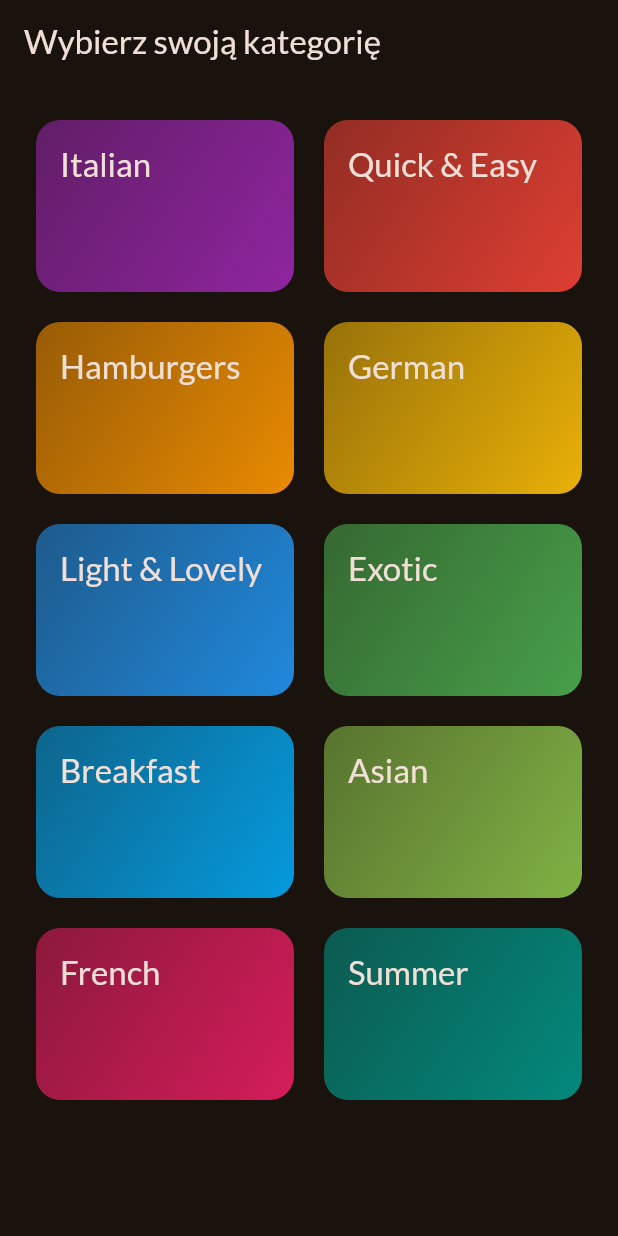
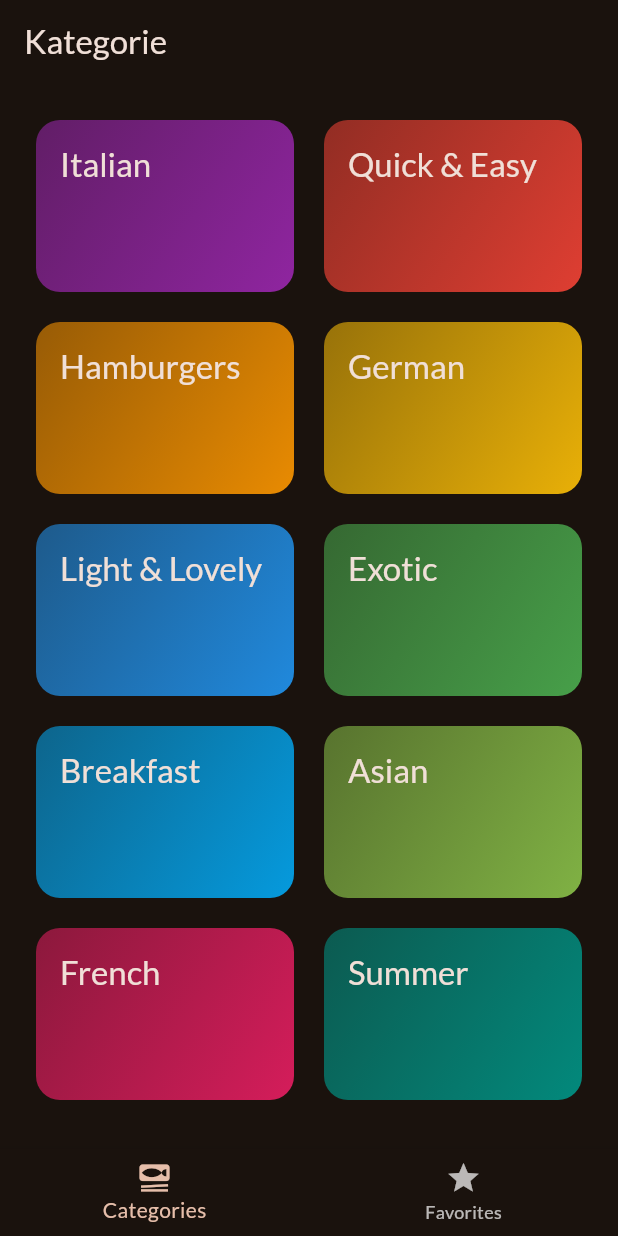
Before and after one commit to StachuDev/meals_app, a Flutter app: the screen it shows after launch, on a phone screen of 412 x 824 dp. Run offline on Flutter 3.47's test engine with Material 3 defaults, Android fonts, the phone set to English and light mode, and no system bars; our stand-ins replace google_fonts, transparent_image.

Commit message:
tab-based navigation between categories and favourite meals

```diff
--- a/lib/main.dart
+++ b/lib/main.dart
@@ -1,7 +1,7 @@
 import 'package:flutter/material.dart';
 
 import 'package:google_fonts/google_fonts.dart';
-import 'package:meals_app/screens/categories.dart';
+import 'package:meals_app/screens/tabs.dart';
 
 final theme = ThemeData(
   useMaterial3: true,
@@ -23,7 +23,7 @@ class App extends StatelessWidget {
   Widget build(BuildContext context) {
     return MaterialApp(
       theme: theme,
-      home: const CategoriesScreen(),
+      home: const TabsScreen(),
     );
   }
 }
--- a/lib/screens/categories.dart
+++ b/lib/screens/categories.dart
@@ -21,11 +21,7 @@ class CategoriesScreen extends StatelessWidget {
 
   @override
   Widget build(BuildContext context) {
-    return Scaffold(
-      appBar: AppBar(
-        title: const Text("Wybierz swoją kategorię"),
-      ),
-      body: GridView(
+    return GridView(
       padding: const EdgeInsets.all(24),
       gridDelegate: const SliverGridDelegateWithFixedCrossAxisCount(
         crossAxisCount: 2,
@@ -45,7 +41,6 @@ class CategoriesScreen extends StatelessWidget {
             },
           )
       ],
-      ),
     );
   }
 }
--- a/lib/screens/meal_details.dart
+++ b/lib/screens/meal_details.dart
@@ -1,6 +1,5 @@
 import 'package:flutter/material.dart';
 import 'package:meals_app/models/meal.dart';
-import 'package:transparent_image/transparent_image.dart';
 
 class MealDetailsScreen extends StatelessWidget {
   const MealDetailsScreen({super.key, required this.meal});
--- /dev/null
+++ b/lib/screens/tabs.dart
@@ -0,0 +1,45 @@
+import 'package:flutter/material.dart';
+import 'package:meals_app/screens/categories.dart';
+import 'package:meals_app/screens/meals.dart';
+
+class TabsScreen extends StatefulWidget {
+  const TabsScreen({super.key});
+  @override
+  State<TabsScreen> createState() {
+    return _TabsScreenState();
+  }
+}
+
+class _TabsScreenState extends State<TabsScreen> {
+  int _selectedPageIndex = 0;
+
+  void _selectPage(int index) {
+    setState(() {
+      _selectedPageIndex = index;
+    });
+  }
+
+  @override
+  Widget build(BuildContext context) {
+    Widget activePage = const CategoriesScreen();
+    String activePageTitle = 'Kategorie';
+
+    if (_selectedPageIndex == 1) {
+      activePage = const MealsScreen(meals: []);
+      activePageTitle = 'Ulubione';
+    }
+    return Scaffold(
+      appBar: AppBar(title: Text(activePageTitle)),
+      body: activePage,
+      bottomNavigationBar: BottomNavigationBar(
+        currentIndex: _selectedPageIndex,
+        onTap: _selectPage,
+        items: const [
+          BottomNavigationBarItem(
+              icon: Icon(Icons.set_meal), label: 'Categories'),
+          BottomNavigationBarItem(icon: Icon(Icons.star), label: 'Favorites'),
+        ],
+      ),
+    );
+  }
+}
```
Lines whose indentation alone changed are shown as unchanged.
